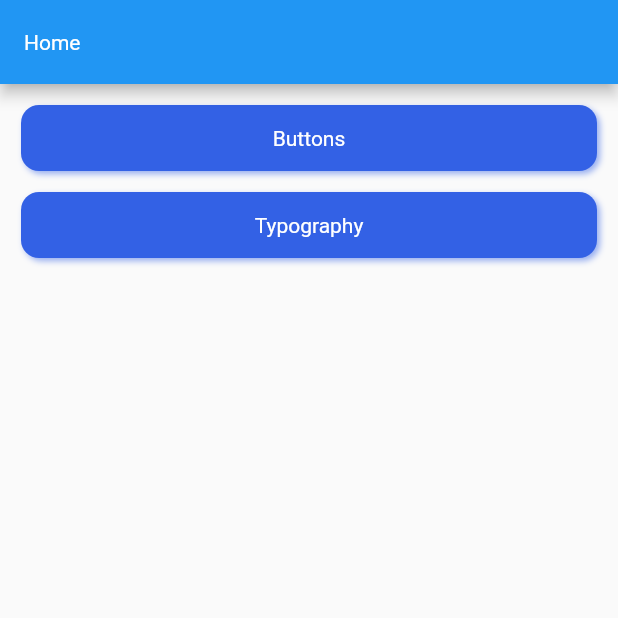
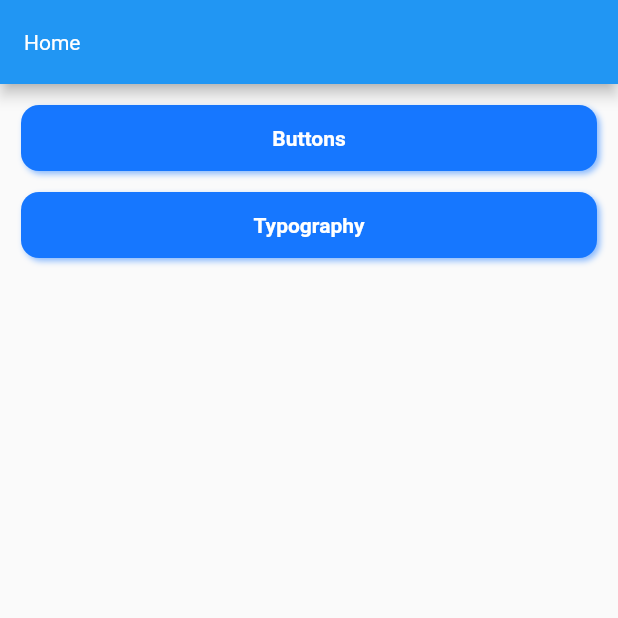
Before and after one commit to bluemiv/berryd, a Flutter app: the screen it shows after launch, on a phone screen of 412 x 824 dp, the top half of it. Run offline on Flutter 3.47's test engine with Material 2 defaults, Android fonts, the phone set to English and light mode, and no system bars.

Commit message:
feat: 리펙토링 #7

```diff
--- a/example/lib/screens/home_screen.dart
+++ b/example/lib/screens/home_screen.dart
@@ -17,13 +17,13 @@ class HomeScreen extends StatelessWidget {
       child: Column(
         crossAxisAlignment: CrossAxisAlignment.center,
         children: [
-          BdPrimaryButton(
+          BdSolidButton(
               label: "Buttons",
               onTap: () {
                 Navigator.pushNamed(context, '/button');
               }),
           SizedBox(height: BdSpace.sm),
-          BdPrimaryButton(
+          BdSolidButton(
               label: "Typography",
               onTap: () {
                 Navigator.pushNamed(context, '/typography');
--- a/lib/berryd.dart
+++ b/lib/berryd.dart
@@ -2,13 +2,13 @@ library berryd;
 
 export 'components/buttons/button.dart';
 export 'components/buttons/gradient_button.dart';
+export 'components/buttons/light_solid_button.dart';
 export 'components/buttons/link_button.dart';
-export 'components/buttons/primary_button.dart';
-export 'components/buttons/secondary_button.dart';
+export 'components/buttons/solid_button.dart';
 export 'components/container/shadow_container.dart';
 export 'components/layouts/back_layout.dart';
 export 'components/layouts/layout.dart';
 export 'components/typography/bold_text.dart';
 export 'components/typography/text.dart';
-export 'core/color_service.dart';
+export 'core/color.dart';
 export 'core/constants.dart';
--- a/lib/components/buttons/button.dart
+++ b/lib/components/buttons/button.dart
@@ -26,7 +26,7 @@ class BdButton extends StatelessWidget {
     final borderRadius = BorderRadius.circular(radius ?? BdRadius.md);
     final innerMargin = margin ?? EdgeInsets.zero;
     final innerPadding = padding ?? EdgeInsets.all(BdSpace.sm);
-    final innerBackgroundColor = backgroundColor ?? BdColor.primary;
+    final innerBackgroundColor = backgroundColor ?? Colors.transparent;
 
     return Container(
       margin: innerMargin,
@@ -42,7 +42,7 @@ class BdButton extends StatelessWidget {
                 decoration: BoxDecoration(
                   color: innerBackgroundColor,
                   borderRadius: borderRadius,
-                  boxShadow: backgroundColor == Colors.transparent
+                  boxShadow: innerBackgroundColor == Colors.transparent
                       ? null
                       : [
                           BoxShadow(
--- a/lib/components/buttons/gradient_button.dart
+++ b/lib/components/buttons/gradient_button.dart
@@ -27,7 +27,7 @@ class BdGradientButton extends StatelessWidget {
     final innerMargin = margin ?? EdgeInsets.zero;
     final innerPadding = padding ?? EdgeInsets.all(BdSpace.sm);
     final innerBackgroundColorList =
-        backgroundColorList ?? [BdColor.primaryLight, BdColor.secondaryLight];
+        backgroundColorList ?? [BdColor.primaryLight, BdColor.primaryDark];
 
     return Container(
       margin: innerMargin,
--- a/lib/components/buttons/primary_button.dart
+++ b/lib/components/buttons/light_solid_button.dart
@@ -1,8 +1,8 @@
 import 'package:berryd/berryd.dart';
 import 'package:flutter/material.dart';
 
-class BdPrimaryButton extends StatelessWidget {
-  const BdPrimaryButton({
+class BdLightSolidButton extends StatelessWidget {
+  const BdLightSolidButton({
     Key? key,
     required this.label,
     required this.onTap,
@@ -11,14 +11,14 @@ class BdPrimaryButton extends StatelessWidget {
     this.width,
     this.height,
     this.radius,
-    this.bold,
+    this.thin,
   }) : super(key: key);
 
   final String label;
   final Function onTap;
   final EdgeInsetsGeometry? padding, margin;
   final double? width, height, radius;
-  final bool? bold;
+  final bool? thin;
 
   @override
   Widget build(BuildContext context) {
@@ -29,14 +29,15 @@ class BdPrimaryButton extends StatelessWidget {
       width: width,
       height: height,
       radius: radius,
-      child: bold == true
-          ? BdBoldText(
+      backgroundColor: BdColor.gray,
+      child: thin == true
+          ? BdText(
               label,
-              color: Colors.white,
+              color: BdColor.primary,
             )
-          : BdText(
+          : BdBoldText(
               label,
-              color: Colors.white,
+              color: BdColor.primary,
             ),
     );
   }
--- a/lib/components/buttons/secondary_button.dart
+++ b/lib/components/buttons/solid_button.dart
@@ -1,8 +1,8 @@
 import 'package:berryd/berryd.dart';
 import 'package:flutter/material.dart';
 
-class BdSecondaryButton extends StatelessWidget {
-  const BdSecondaryButton({
+class BdSolidButton extends StatelessWidget {
+  const BdSolidButton({
     Key? key,
     required this.label,
     required this.onTap,
@@ -11,14 +11,14 @@ class BdSecondaryButton extends StatelessWidget {
     this.width,
     this.height,
     this.radius,
-    this.bold,
+    this.thin,
   }) : super(key: key);
 
   final String label;
   final Function onTap;
   final EdgeInsetsGeometry? padding, margin;
   final double? width, height, radius;
-  final bool? bold;
+  final bool? thin;
 
   @override
   Widget build(BuildContext context) {
@@ -29,13 +29,13 @@ class BdSecondaryButton extends StatelessWidget {
       width: width,
       height: height,
       radius: radius,
-      backgroundColor: BdColor.secondaryLight,
-      child: bold == true
-          ? BdBoldText(
+      backgroundColor: BdColor.primary,
+      child: thin == true
+          ? BdText(
               label,
               color: Colors.white,
             )
-          : BdText(
+          : BdBoldText(
               label,
               color: Colors.white,
             ),
--- a/lib/core/color_service.dart
+++ b/lib/core/color.dart
@@ -10,40 +10,22 @@ class BdColor {
   }
 
   // Primary Color
-  static Color _basePrimary = const Color(0xff396cff);
+  static Color _basePrimary = const Color(0xff1677ff);
 
   Color get basePrimary => _basePrimary;
 
   set basePrimary(Color basePrimary) {
     _basePrimary = basePrimary;
     primaryColors = createMaterialColor(_basePrimary);
-    primaryLight = primaryColors[3];
-    primary = primaryColors[6];
+    primaryLight = primaryColors[2];
+    primary = primaryColors[5];
     primaryDark = primaryColors[9];
   }
 
   static List<Color> primaryColors = createMaterialColor(_basePrimary);
-  static Color primaryLight = primaryColors[3];
-  static Color primary = primaryColors[6];
+  static Color primaryLight = primaryColors[2];
+  static Color primary = primaryColors[5];
   static Color primaryDark = primaryColors[9];
-
-  // Secondary Color
-  static Color _baseSecondary = const Color(0xffff669f);
-
-  Color get baseSecondary => _baseSecondary;
-
-  set baseSecondary(Color baseSecondary) {
-    _baseSecondary = baseSecondary;
-    secondaryColors = createMaterialColor(_baseSecondary);
-    secondaryLight = secondaryColors[3];
-    secondary = secondaryColors[6];
-    secondaryDark = secondaryColors[9];
-  }
-
-  static List<Color> secondaryColors = createMaterialColor(_baseSecondary);
-  static Color secondaryLight = secondaryColors[3];
-  static Color secondary = secondaryColors[6];
-  static Color secondaryDark = secondaryColors[9];
 
   // Black Color
   static Color _baseBlack = const Color(0xff343a40);
@@ -53,15 +35,33 @@ class BdColor {
   set baseBlack(Color baseBlack) {
     _baseBlack = baseBlack;
     blackColors = createMaterialColor(_baseBlack);
-    blackLight = blackColors[3];
-    black = blackColors[6];
+    blackLight = blackColors[2];
+    black = blackColors[5];
     blackDark = blackColors[9];
   }
 
   static List<Color> blackColors = createMaterialColor(_baseBlack);
-  static Color blackLight = blackColors[3];
-  static Color black = blackColors[6];
+  static Color blackLight = blackColors[2];
+  static Color black = blackColors[5];
   static Color blackDark = blackColors[9];
+
+  // Gray Color
+  static Color _baseGray = const Color(0xfff2f2f2);
+
+  Color get baseGray => _baseGray;
+
+  set baseGray(Color baseGray) {
+    _baseGray = baseGray;
+    grayColors = createMaterialColor(_baseGray);
+    grayLight = grayColors[2];
+    gray = grayColors[5];
+    grayDark = grayColors[9];
+  }
+
+  static List<Color> grayColors = createMaterialColor(_baseGray);
+  static Color grayLight = grayColors[2];
+  static Color gray = grayColors[5];
+  static Color grayDark = grayColors[9];
 
   // Red Color
   static Color _baseRed = const Color(0xfffa5252);
@@ -71,14 +71,14 @@ class BdColor {
   set baseRed(Color baseRed) {
     _baseRed = baseRed;
     redColors = createMaterialColor(_baseRed);
-    redLight = redColors[3];
-    red = redColors[6];
+    redLight = redColors[2];
+    red = redColors[5];
     redDark = redColors[9];
   }
 
   static List<Color> redColors = createMaterialColor(_baseRed);
-  static Color redLight = redColors[3];
-  static Color red = redColors[6];
+  static Color redLight = redColors[2];
+  static Color red = redColors[5];
   static Color redDark = redColors[9];
 
   // Green Color
@@ -89,14 +89,14 @@ class BdColor {
   set baseGreen(Color baseGreen) {
     _baseGreen = baseGreen;
     greenColors = createMaterialColor(_baseGreen);
-    greenLight = greenColors[3];
-    green = greenColors[6];
+    greenLight = greenColors[2];
+    green = greenColors[5];
     greenDark = greenColors[9];
   }
 
   static List<Color> greenColors = createMaterialColor(_baseGreen);
-  static Color greenLight = greenColors[3];
-  static Color green = greenColors[6];
+  static Color greenLight = greenColors[2];
+  static Color green = greenColors[5];
   static Color greenDark = greenColors[9];
 
   // Orange Color
@@ -107,14 +107,14 @@ class BdColor {
   set baseOrange(Color baseOrange) {
     _baseOrange = baseOrange;
     orangeColors = createMaterialColor(_baseOrange);
-    orangeLight = orangeColors[3];
-    orange = orangeColors[6];
+    orangeLight = orangeColors[2];
+    orange = orangeColors[5];
     orangeDark = orangeColors[9];
   }
 
   static List<Color> orangeColors = createMaterialColor(_baseOrange);
-  static Color orangeLight = orangeColors[3];
-  static Color orange = orangeColors[6];
+  static Color orangeLight = orangeColors[2];
+  static Color orange = orangeColors[5];
   static Color orangeDark = orangeColors[9];
 
   static List<Color> createMaterialColor(Color color) {
--- a/lib/core/constants.dart
+++ b/lib/core/constants.dart
@@ -1,5 +1,3 @@
-
-
 class BdSpace {
   static double sm = 14.0;
   static double md = 24.0;
@@ -7,9 +5,9 @@ class BdSpace {
 }
 
 class BdFontSize {
-  static double sm = 10.0;
+  static double sm = 11.0;
   static double md = 14.0;
-  static double lg = 18.0;
+  static double lg = 20.0;
 }
 
 class BdRadius {
```
Also changed, not shown: example/lib/screens/button_screen.dart (+4 -4 lines).
